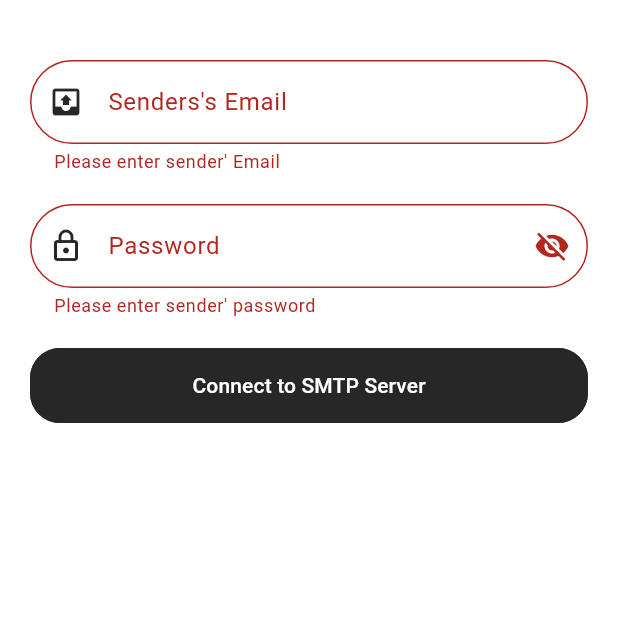
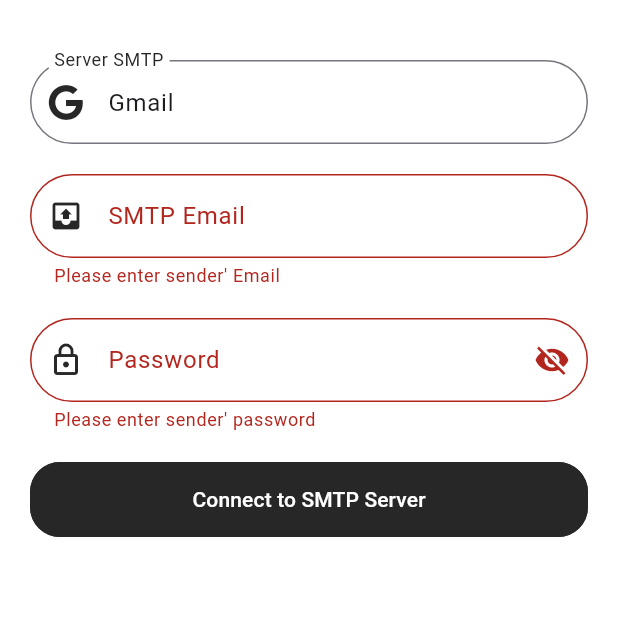
Before and after one commit to xuancanhit99/cross_platform_mailing_app, a Flutter app: the screen it shows after launch, after a tap on "Connect to SMTP Server", on a phone screen of 412 x 824 dp, the top half of it. Run offline on Flutter 3.47's test engine with Material 3 defaults, Android fonts, the light colour scheme and no system bars; our stand-ins replace email_validator, flutter_bloc, font_awesome_flutter, logger; missing offline and left inert: mailer; Roboto replaces fonts that are missing (Averta).

Commit message:
Add choose server smtp

```diff
--- a/lib/src/features/smtp_server_connect/presentation/bloc/smtp_bloc.dart
+++ b/lib/src/features/smtp_server_connect/presentation/bloc/smtp_bloc.dart
@@ -8,8 +8,17 @@ import 'package:mailer/smtp_server.dart';
 final logger = Logger();
 
 class SmtpConnectBloc extends Bloc<SmtpConnectEvent, SmtpConnectState> {
+
+  String selectedSmtpServer = '';
+
   SmtpConnectBloc() : super(SmtpConnectState.initial) {
-    on<SmtpConnectEvent>((event, emit) async {
+    on<SmtpConnectSelectServerEvent>((event, emit) {
+      selectedSmtpServer = event.server;
+      emit(SmtpConnectState.serverSelected);
+      print(selectedSmtpServer);
+    });
+
+    on<SmtpConnectLoginEvent>((event, emit) async {
       bool isConnected = await testSmtpConnection(event.email, event.password);
       if (isConnected) {
         emit(SmtpConnectState.success);
@@ -27,9 +36,8 @@ class SmtpConnectBloc extends Bloc<SmtpConnectEvent, SmtpConnectState> {
   }
 
   Future<bool> testSmtpConnection(String email, String password) async {
-    final smtpServer = SmtpServer('smtp.mail.ru',
+    final smtpServer = SmtpServer(selectedSmtpServer,
         username: email, password: password, port: 465, ssl: true);
-
     final message = Message()
       ..from = Address(email)
       ..recipients.add(email)
--- a/lib/src/features/smtp_server_connect/presentation/bloc/smtp_event.dart
+++ b/lib/src/features/smtp_server_connect/presentation/bloc/smtp_event.dart
@@ -1,6 +1,17 @@
-class SmtpConnectEvent {
+abstract class SmtpConnectEvent {
+  const SmtpConnectEvent();
+}
+
+class SmtpConnectSelectServerEvent extends SmtpConnectEvent {
+  final String server;
+
+  const SmtpConnectSelectServerEvent(this.server);
+}
+
+
+class SmtpConnectLoginEvent extends SmtpConnectEvent {
   final String email;
   final String password;
 
-  SmtpConnectEvent.connect(this.email, this.password);
+  const SmtpConnectLoginEvent(this.email, this.password);
 }
--- a/lib/src/features/smtp_server_connect/presentation/bloc/smtp_state.dart
+++ b/lib/src/features/smtp_server_connect/presentation/bloc/smtp_state.dart
@@ -3,4 +3,5 @@ enum SmtpConnectState {
   success,
   failure,
   retrying, // new state fix snackBar just show 1 time
+  serverSelected,
 }
--- a/lib/src/features/smtp_server_connect/presentation/screens/smtp_server_connect_screen.dart
+++ b/lib/src/features/smtp_server_connect/presentation/screens/smtp_server_connect_screen.dart
@@ -3,6 +3,7 @@ import 'package:cross_platform_mailing_app/src/features/smtp_server_connect/pres
 import 'package:email_validator/email_validator.dart';
 import 'package:flutter/material.dart';
 import 'package:flutter_bloc/flutter_bloc.dart';
+import 'package:font_awesome_flutter/font_awesome_flutter.dart';
 
 import '../bloc/smtp_event.dart';
 import '../bloc/smtp_state.dart';
@@ -21,13 +22,18 @@ class _SMTPServerConnectScreenState extends State<SMTPServerConnectScreen> {
   final _formKey = GlobalKey<FormState>();
   final emailController = TextEditingController();
   final passwordController = TextEditingController();
+  final smtpServerController = TextEditingController(text: 'Gmail');
 
   late SmtpConnectBloc _smtpConnectBloc;
+  bool _isPasswordVisible = false;
+
+  IconData currentIcon = FontAwesomeIcons.google;
 
   @override
   void initState() {
     super.initState();
     _smtpConnectBloc = SmtpConnectBloc();
+    _smtpConnectBloc.add(const SmtpConnectSelectServerEvent('smtp.gmail.com')); // Set default server
   }
 
   @override
@@ -71,13 +77,80 @@ class _SMTPServerConnectScreenState extends State<SMTPServerConnectScreen> {
                       child: Column(
                         crossAxisAlignment: CrossAxisAlignment.start,
                         children: [
+                          // Server SMTP
+                          TextFormField(
+                            controller: smtpServerController,
+                            keyboardType: TextInputType.none,
+                            showCursor: false,
+                            readOnly: true,
+                            decoration: InputDecoration(
+                              prefixIcon: Icon(currentIcon),
+                              labelText: 'Server SMTP',
+                            ),
+                            onTap: () {
+                              showModalBottomSheet(
+                                  context: context,
+                                  builder: (BuildContext context) {
+                                    return Container(
+                                      child: Wrap(
+                                        children: <Widget>[
+                                          ListTile(
+                                            leading: Icon(FontAwesomeIcons.google),
+                                            title: Text('Gmail'),
+                                            onTap: () {
+                                              _smtpConnectBloc.add(const SmtpConnectSelectServerEvent('smtp.gmail.com'));
+                                              smtpServerController.text = 'Gmail';
+                                              setState(() {
+                                                currentIcon = FontAwesomeIcons.google;
+                                              });
+                                              Navigator.pop(context);
+                                            },
+                                          ),
+                                          ListTile(
+                                            leading: Icon(FontAwesomeIcons.yandex),
+                                            title: Text('Yandex'),
+                                            onTap: () {
+                                              _smtpConnectBloc.add(const SmtpConnectSelectServerEvent('smtp.yandex.com'));
+                                              smtpServerController.text = 'Yandex';
+                                              setState(() {
+                                                currentIcon = FontAwesomeIcons.yandex;
+                                              });
+                                              Navigator.pop(context);
+                                            },
+                                          ),
+                                          ListTile(
+                                            leading: Icon(FontAwesomeIcons.at),
+                                            title: Text('Mail.ru'),
+                                            onTap: () {
+                                              _smtpConnectBloc.add(const SmtpConnectSelectServerEvent('smtp.mail.ru'));
+                                              smtpServerController.text = 'Mail.ru';
+                                              setState(() {
+                                                currentIcon = FontAwesomeIcons.at;
+                                              });
+                                              Navigator.pop(context);
+                                            },
+                                          ),
+                                        ],
+                                      ),
+                                    );
+                                  }
+                              );
+                            },
+                            validator: (value) {
+                              if (value!.isEmpty) {
+                                return 'Please enter server smtp';
+                              }
+                              return null;
+                            },
+                          ),
+                          const SizedBox(height: cDefaultSize),
                           // Sender's Email
                           TextFormField(
                             controller: emailController,
                             keyboardType: TextInputType.emailAddress,
                             decoration: const InputDecoration(
                               prefixIcon: Icon(Icons.outbox),
-                              labelText: 'Senders\'s Email',
+                              labelText: 'SMTP Email',
                             ),
                             validator: (value) {
                               if (value!.isEmpty) {
@@ -94,12 +167,20 @@ class _SMTPServerConnectScreenState extends State<SMTPServerConnectScreen> {
                           TextFormField(
                             controller: passwordController,
                             keyboardType: TextInputType.visiblePassword,
+                            obscureText: !_isPasswordVisible,
                             decoration: InputDecoration(
                               prefixIcon: const Icon(Icons.lock_outlined),
                               labelText: 'Password',
                               suffixIcon: IconButton(
-                                onPressed: () {},
-                                icon: const Icon(Icons.visibility_off),
+                                onPressed: () {
+                                  setState(() {
+                                    _isPasswordVisible = !_isPasswordVisible; // toggle password visibility state
+                                  });
+                                },
+                                icon: Icon(
+                                  // change the icon based on password visibility state
+                                  _isPasswordVisible ? Icons.visibility : Icons.visibility_off,
+                                ),
                               ),
                             ),
                             validator: (value) {
@@ -116,7 +197,7 @@ class _SMTPServerConnectScreenState extends State<SMTPServerConnectScreen> {
                             child: ElevatedButton(
                               onPressed: () {
                                 if (_formKey.currentState!.validate()) {
-                                  _smtpConnectBloc.add(SmtpConnectEvent.connect(
+                                  _smtpConnectBloc.add(SmtpConnectLoginEvent(
                                       emailController.text,
                                       passwordController.text));
                                 }
--- a/lib/main.dart
+++ b/lib/src/main.dart
@@ -1,7 +1,7 @@
 import 'package:cross_platform_mailing_app/src/features/smtp_server_connect/presentation/screens/smtp_server_connect_screen.dart';
 import 'package:flutter/material.dart';
 
-import 'core/utils/theme/theme.dart';
+import '../core/utils/theme/theme.dart';
 
 void main() {
   runApp(const MyApp());
--- a/pubspec.yaml
+++ b/pubspec.yaml
@@ -40,6 +40,8 @@ dependencies:
   equatable: ^2.0.5
   mailer: ^6.1.0
   logger: ^2.1.0
+  bloc: ^8.1.3
+  font_awesome_flutter: ^10.7.0
 
 dev_dependencies:
   flutter_test:
```
Also changed, not shown: lib/src/features/smtp_server_connect/presentation/widgets/smtp_server_connect_form.dart (added, +100 -0 lines), pubspec.lock, 1 other file.
